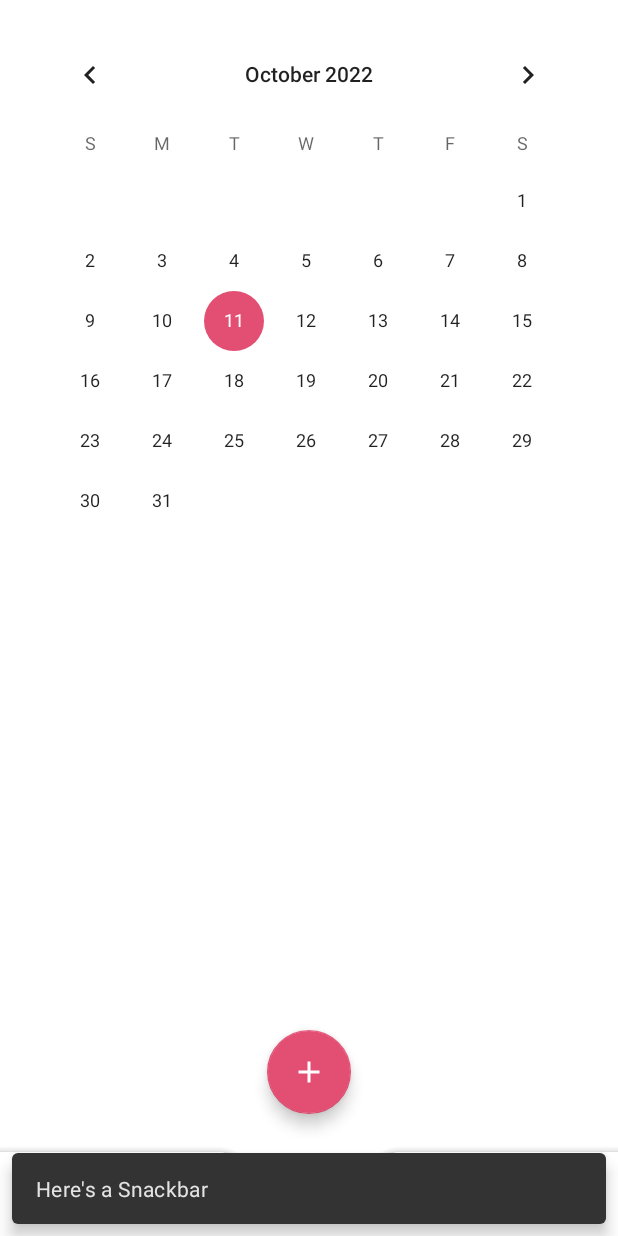
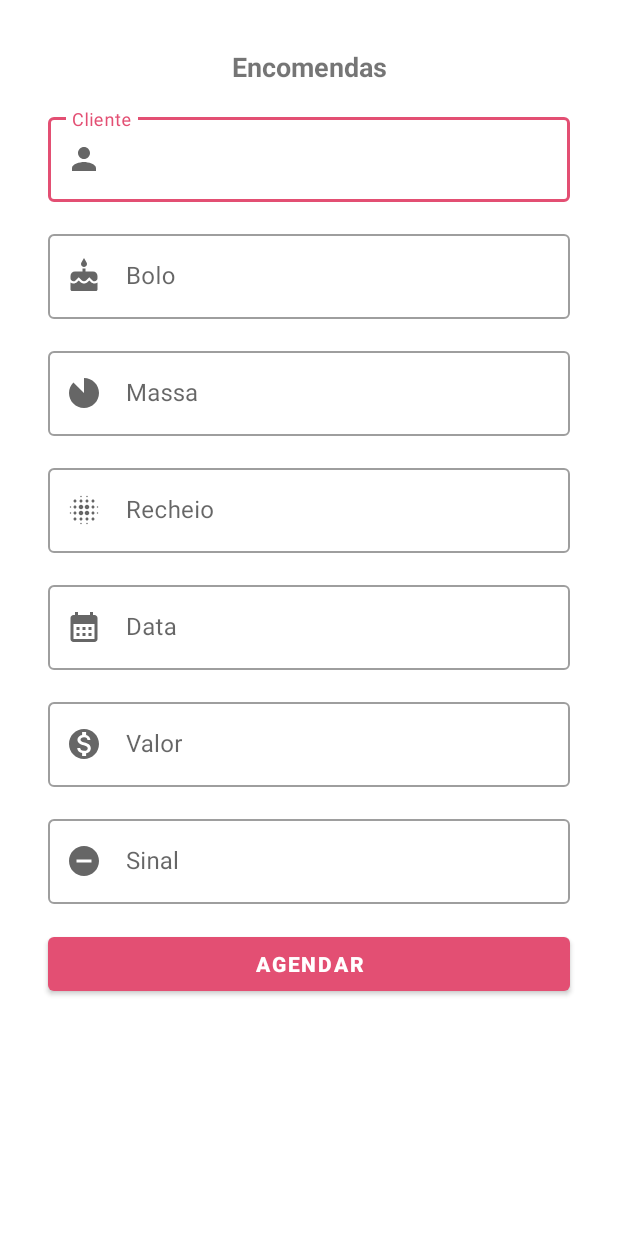
Before and after one commit to Andersons1lva/Schedule-Cake, an Android app: the screen it shows after launch once a user with an empty profile is signed in (MainActivity before the commit, EncomendaActivity after it), after a tap on "Botão Adicionar", on a phone screen of 412 x 824 dp. Run offline under Robolectric (Android 15) with nearby library versions, the phone set to English and light mode, and no system bars; our stand-ins replace Firebase (no records; nobody signed in at launch, a user with empty details on screens opened directly).

Commit message:
Change from OrderFragment to OrderActivity.

```diff
--- a/app/build.gradle
+++ b/app/build.gradle
@@ -34,10 +34,9 @@
     buildFeatures {
         viewBinding true
     }
-    buildFeatures{
-        dataBinding true
-    }
+
     namespace 'com.anderson.schedulecake'
+
 }
 
 dependencies {
--- a/app/src/main/java/com/anderson/schedulecake/MainActivity.kt
+++ b/app/src/main/java/com/anderson/schedulecake/MainActivity.kt
@@ -7,10 +7,10 @@
 import androidx.fragment.app.Fragment
 import androidx.fragment.app.FragmentTransaction
 import com.anderson.schedulecake.auth.LoginActivity
+import com.anderson.schedulecake.fragment.CalendarFragment
 import com.anderson.schedulecake.databinding.ActivityMainBinding
-import com.anderson.schedulecake.fragment.CalendarFragment
 import com.anderson.schedulecake.fragment.HomeFragment
-import com.google.android.material.snackbar.Snackbar
+import com.anderson.schedulecake.model.EncomendaActivity
 import com.google.firebase.auth.FirebaseAuth
 import com.google.firebase.auth.ktx.auth
 import com.google.firebase.ktx.Firebase
@@ -56,9 +56,8 @@
     private fun initClicks() {
         val fab: View = binding.bntFab
         fab.setOnClickListener { view ->
-            Snackbar.make(view, "Here's a Snackbar", Snackbar.LENGTH_LONG)
-                .setAction("Action", null)
-                .show()
+            val intent = Intent(this@MainActivity, EncomendaActivity::class.java)
+            startActivity(intent)
         }
 
     }
--- a/app/src/main/java/com/anderson/schedulecake/auth/LoginActivity.kt
+++ b/app/src/main/java/com/anderson/schedulecake/auth/LoginActivity.kt
@@ -6,7 +6,6 @@
 import android.widget.Toast
 import androidx.appcompat.app.AppCompatActivity
 import com.anderson.schedulecake.MainActivity
-import com.anderson.schedulecake.R
 import com.anderson.schedulecake.databinding.ActivityLoginBinding
 import com.google.firebase.auth.FirebaseAuth
 import com.google.firebase.auth.ktx.auth
--- /dev/null
+++ b/app/src/main/java/com/anderson/schedulecake/model/EncomendaActivity.kt
@@ -0,0 +1,12 @@
+package com.anderson.schedulecake.model
+
+import androidx.appcompat.app.AppCompatActivity
+import android.os.Bundle
+import com.anderson.schedulecake.R
+
+class EncomendaActivity : AppCompatActivity() {
+    override fun onCreate(savedInstanceState: Bundle?) {
+        super.onCreate(savedInstanceState)
+        setContentView(R.layout.activity_encomenda)
+    }
+}
--- /dev/null
+++ b/app/src/main/res/drawable/ic_calendar.xml
@@ -0,0 +1,5 @@
+<vector android:height="24dp" android:tint="#747373"
+    android:viewportHeight="24" android:viewportWidth="24"
+    android:width="24dp" xmlns:android="http://schemas.android.com/apk/res/android">
+    <path android:fillColor="@android:color/white" android:pathData="M19,4h-1V2h-2v2H8V2H6v2H5C3.89,4 3.01,4.9 3.01,6L3,20c0,1.1 0.89,2 2,2h14c1.1,0 2,-0.9 2,-2V6C21,4.9 20.1,4 19,4zM19,20H5V10h14V20zM9,14H7v-2h2V14zM13,14h-2v-2h2V14zM17,14h-2v-2h2V14zM9,18H7v-2h2V18zM13,18h-2v-2h2V18zM17,18h-2v-2h2V18z"/>
+</vector>
--- a/app/src/main/res/layout/fragment_encomenda.xml
+++ b/app/src/main/res/layout/activity_encomenda.xml
@@ -1,19 +1,23 @@
 <?xml version="1.0" encoding="utf-8"?>
 <androidx.constraintlayout.widget.ConstraintLayout xmlns:android="http://schemas.android.com/apk/res/android"
+    xmlns:app="http://schemas.android.com/apk/res-auto"
     xmlns:tools="http://schemas.android.com/tools"
-    xmlns:app="http://schemas.android.com/apk/res-auto"
     android:layout_width="match_parent"
     android:layout_height="match_parent"
-    tools:context=".fragment.EncomendaFragment">
+    tools:context=".model.EncomendaActivity">
 
     <TextView
         android:id="@+id/textView"
         android:layout_width="match_parent"
         android:layout_height="wrap_content"
-        android:layout_margin="16dp"
+        android:layout_margin="32dp"
+        android:layout_marginStart="32dp"
+        android:layout_marginTop="32dp"
+        android:layout_marginEnd="32dp"
         android:gravity="center"
         android:text="Encomendas"
         android:textSize="18sp"
+        android:textStyle="bold"
         app:layout_constraintEnd_toEndOf="parent"
         app:layout_constraintStart_toStartOf="parent"
         app:layout_constraintTop_toTopOf="parent" />
@@ -113,7 +117,8 @@
         android:hint="@string/text_calendar_fragment_order"
         app:layout_constraintEnd_toEndOf="@+id/textInputFillingOrder"
         app:layout_constraintStart_toStartOf="@+id/textInputFillingOrder"
-        app:layout_constraintTop_toBottomOf="@+id/textInputFillingOrder">
+        app:layout_constraintTop_toBottomOf="@+id/textInputFillingOrder"
+        app:startIconDrawable="@drawable/ic_calendar">
 
         <com.google.android.material.textfield.TextInputEditText
             android:id="@+id/editCalendarOrder"
@@ -180,6 +185,4 @@
         app:layout_constraintTop_toBottomOf="@+id/textInputSignalOrder"
         app:layout_constraintVertical_bias="0.0" />
 
-
-
 </androidx.constraintlayout.widget.ConstraintLayout>
--- a/app/src/main/res/values/strings.xml
+++ b/app/src/main/res/values/strings.xml
@@ -39,7 +39,7 @@
     <string name="text_cake_fragment_order">Bolo</string>
     <string name="text_pasta_fragment_order">Massa</string>
     <string name="text_filling_fragment_order">Recheio</string>
-    <string name="text_calendar_fragment_order">Agenda</string>
+    <string name="text_calendar_fragment_order">Data</string>
     <string name="text_value_fragment_order">Valor</string>
     <string name="text_signal_fragment_order">Sinal</string>
     <string name="btn_order_to_schedule">Agendar</string>
```
Also changed, not shown: app/src/main/AndroidManifest.xml (+10 -5 lines), app/src/main/java/com/anderson/schedulecake/fragment/EncomendaFragment.kt (deleted, +0 -28 lines).
